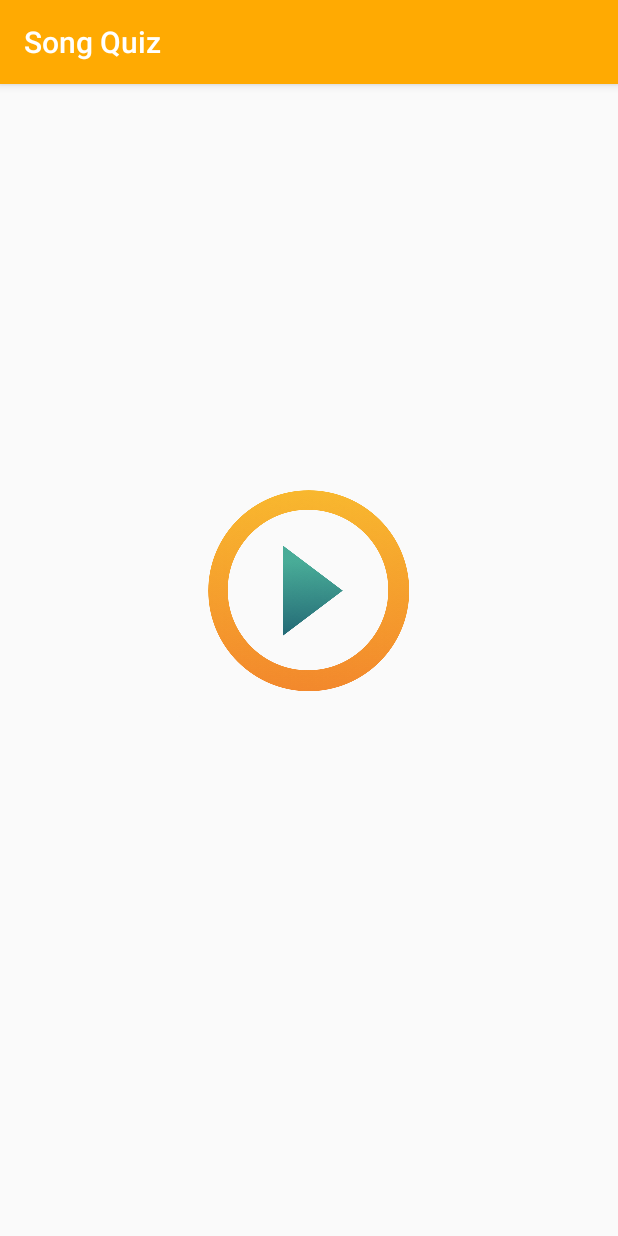
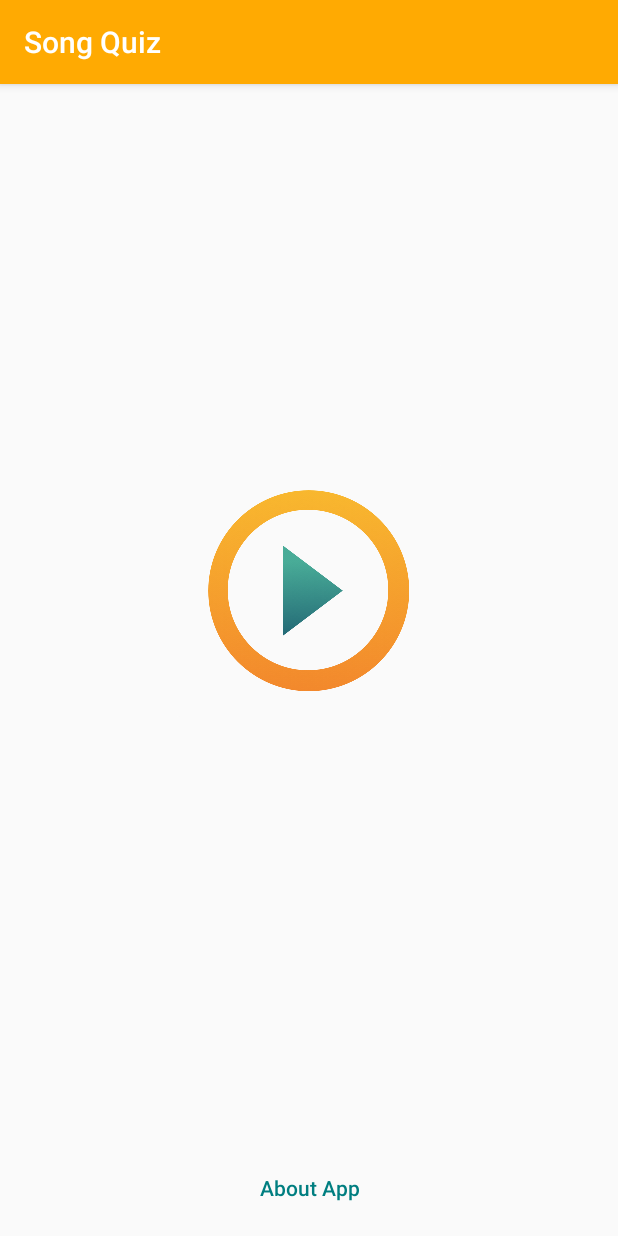
Before and after one commit to Libranner/song_quiz, an Android app: the MainActivity screen opened directly, with no data from a screen before it, on a phone screen of 412 x 824 dp. Run offline under Robolectric (Android 15) with nearby library versions, the phone set to English and light mode, and no system bars.

Commit message:
added new intent

```diff
--- a/app/src/main/java/es/usj/song_quiz/MainActivity.kt
+++ b/app/src/main/java/es/usj/song_quiz/MainActivity.kt
@@ -40,6 +40,12 @@ class MainActivity : AppCompatActivity() {
             toggleControlVisibility(true)
             animateSpeaker()
         }
+
+        val btnAbout: Button = findViewById(R.id.button)
+        btnAbout.setOnClickListener{
+            val about = Intent(this, AboutActivity::class.java)
+            startActivity(about)
+        }
     }
 
     private fun animateSpeaker() {
@@ -62,6 +68,7 @@ class MainActivity : AppCompatActivity() {
             btnRestart.visibility = View.GONE
             tvScore.visibility = View.VISIBLE
             tvTime.visibility = View.VISIBLE
+            button.visibility = View.GONE
         }
         else {
             ivSpeaker.visibility = View.GONE
@@ -69,6 +76,7 @@ class MainActivity : AppCompatActivity() {
             btnRestart.visibility = View.VISIBLE
             tvScore.visibility = View.GONE
             tvTime.visibility = View.GONE
+            button.visibility = View.VISIBLE
         }
     }
 
--- a/app/src/main/res/layout/activity_main.xml
+++ b/app/src/main/res/layout/activity_main.xml
@@ -84,4 +84,20 @@
         app:layout_constraintVertical_bias="0.114"
         app:srcCompat="@mipmap/speaker" />
 
+    <Button
+        android:id="@+id/button"
+        style="@style/Widget.AppCompat.Button.Borderless"
+        android:layout_width="wrap_content"
+        android:layout_height="wrap_content"
+        android:layout_marginStart="8dp"
+        android:layout_marginEnd="8dp"
+        android:layout_marginBottom="8dp"
+        android:text="About App"
+        android:textAlignment="center"
+        android:textAllCaps="false"
+        android:textColor="@color/colorSecondaryDark"
+        app:layout_constraintBottom_toBottomOf="parent"
+        app:layout_constraintEnd_toEndOf="parent"
+        app:layout_constraintStart_toStartOf="parent" />
+
 </android.support.constraint.ConstraintLayout>
--- a/app/src/main/res/values/colors.xml
+++ b/app/src/main/res/values/colors.xml
@@ -1,8 +1,8 @@
 <?xml version="1.0" encoding="utf-8"?>
 <resources>
     <color name="colorPrimary">#FFAA02</color>
-    <color name="colorPrimaryDark">#FF8C01</color>
-    <color name="colorSecondaryDark">#007E80</color>
+    <color name="colorPrimaryDark">#ff8c01</color>
+    <color name="colorSecondaryDark">#007e80</color>
     <color name="colorAccent">#FFFFFF</color>
     <color name="colorWhite">#FFFFFF</color>
     <color name="colorButton">#028986</color>
```
Also changed, not shown: app/src/main/java/es/usj/song_quiz/AboutActivity.kt (+8 -0 lines), app/src/main/res/layout/activity_about.xml (+16 -0 lines).
